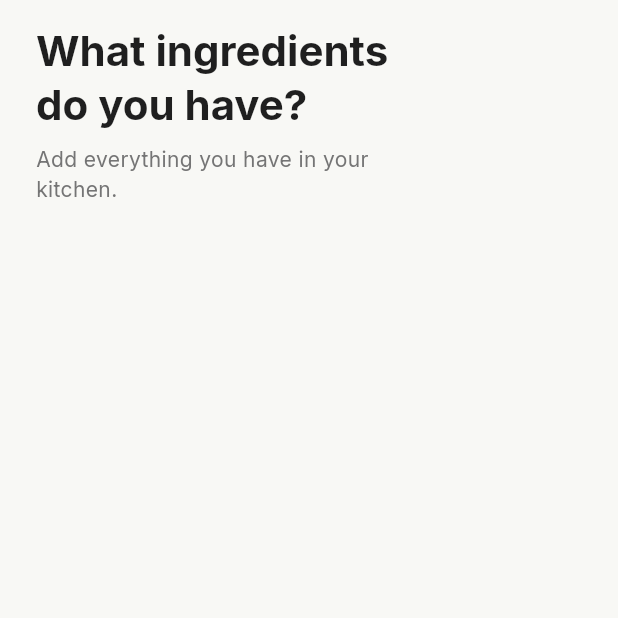
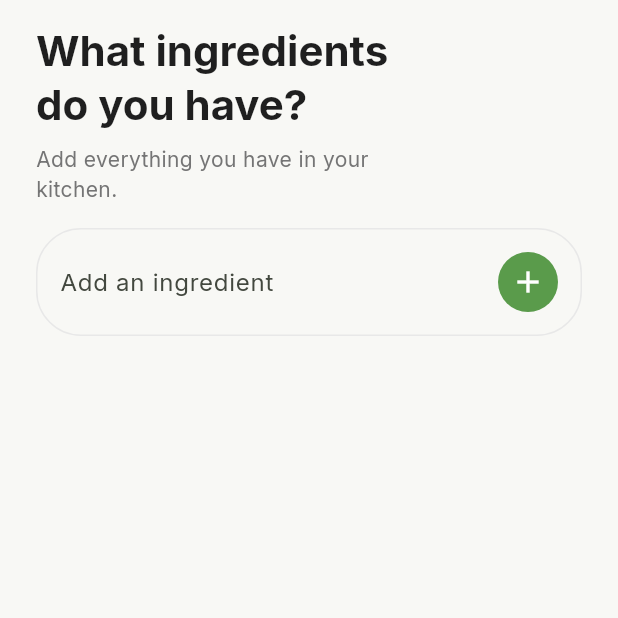
Before and after one commit to rodelgabriel45/meal_mate_ai, a Flutter app: the screen it shows after launch, on a phone screen of 412 x 824 dp, the top half of it. Run offline on Flutter 3.47's test engine with Material 3 defaults, Android fonts, the phone set to English and light mode, and no system bars; our stand-ins replace google_fonts.

Commit message:
feat: add ingredient input widget

```diff
--- a/lib/features/home/screens/home_screen.dart
+++ b/lib/features/home/screens/home_screen.dart
@@ -1,9 +1,15 @@
 import 'package:flutter/material.dart';
 import 'package:meal_mate_ai/core/constants/app_padding.dart';
+import 'package:meal_mate_ai/core/constants/app_spacing.dart';
 import 'package:meal_mate_ai/features/home/widgets/app_header.dart';
+import 'package:meal_mate_ai/features/home/widgets/ingredient_input.dart';
 
 class HomeScreen extends StatelessWidget {
   const HomeScreen({super.key});
+
+  void onAddIngredient(String ingredient) {
+    //
+  }
 
   @override
   Widget build(BuildContext context) {
@@ -16,7 +22,9 @@ class HomeScreen extends StatelessWidget {
             children: [
               AppHeader(),
 
-              // IngredientInput
+              SizedBox(height: AppSpacing.md),
+
+              IngredientInput(onAddIngredient: onAddIngredient),
 
               // IngredientChip
 
--- a/lib/features/home/widgets/ingredient_input.dart
+++ b/lib/features/home/widgets/ingredient_input.dart
@@ -0,0 +1,68 @@
+import 'package:flutter/material.dart';
+import 'package:meal_mate_ai/core/theme/app_colors.dart';
+
+class IngredientInput extends StatefulWidget {
+  final ValueChanged<String> onAddIngredient;
+  const IngredientInput({super.key, required this.onAddIngredient});
+
+  @override
+  State<IngredientInput> createState() => _IngredientInputState();
+}
+
+class _IngredientInputState extends State<IngredientInput> {
+  final _controller = TextEditingController();
+
+  void _addIngredient() {
+    final ingredient = _controller.text.trim();
+
+    if (ingredient.isEmpty) return;
+
+    widget.onAddIngredient(ingredient);
+
+    _controller.clear();
+  }
+
+  @override
+  void dispose() {
+    _controller.dispose();
+    super.dispose();
+  }
+
+  @override
+  Widget build(BuildContext context) {
+    return TextField(
+      controller: _controller,
+      decoration: InputDecoration(
+        border: OutlineInputBorder(
+          borderRadius: BorderRadius.circular(30),
+          borderSide: BorderSide(color: AppColors.border),
+        ),
+        enabledBorder: OutlineInputBorder(
+          borderRadius: BorderRadius.circular(30),
+          borderSide: BorderSide(color: AppColors.border),
+        ),
+        hintText: 'Add an ingredient',
+        suffixIcon: IconButton(
+          onPressed: _addIngredient,
+          icon: Padding(
+            padding: EdgeInsets.all(8),
+            child: Material(
+              color: AppColors.primary,
+              shape: const CircleBorder(),
+              child: InkWell(
+                onTap: _addIngredient,
+                customBorder: const CircleBorder(),
+                child: const SizedBox(
+                  width: 40,
+                  height: 40,
+                  child: Icon(Icons.add, color: AppColors.surface),
+                ),
+              ),
+            ),
+          ),
+        ),
+      ),
+      onSubmitted: (_) => _addIngredient(),
+    );
+  }
+}
```
